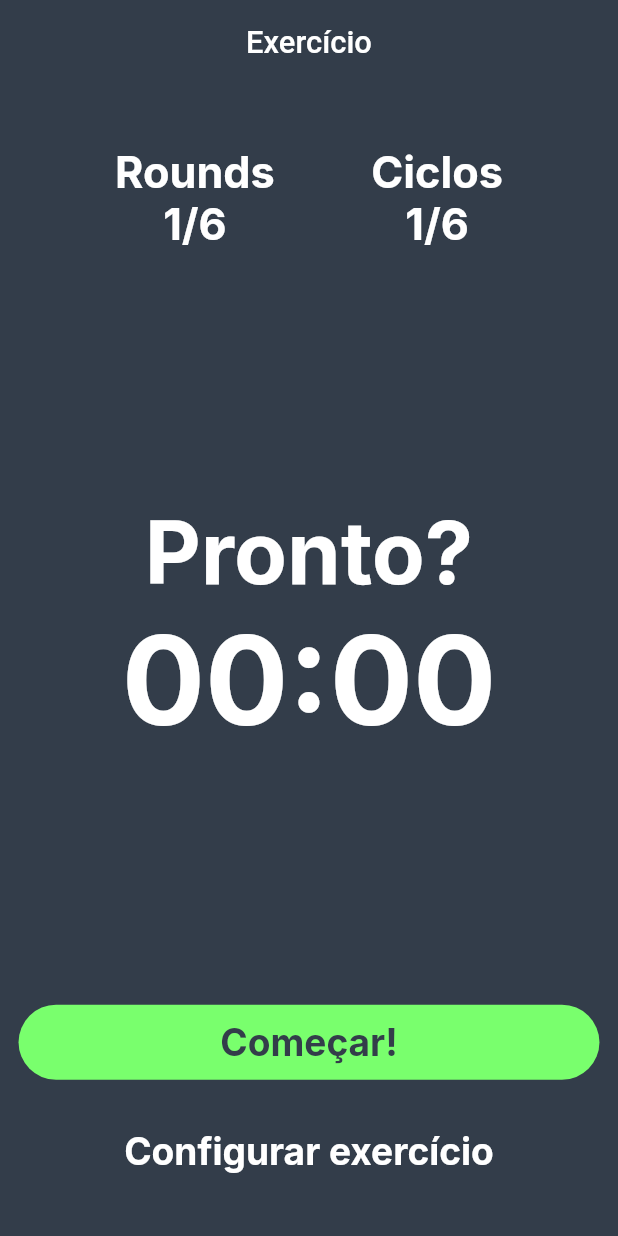
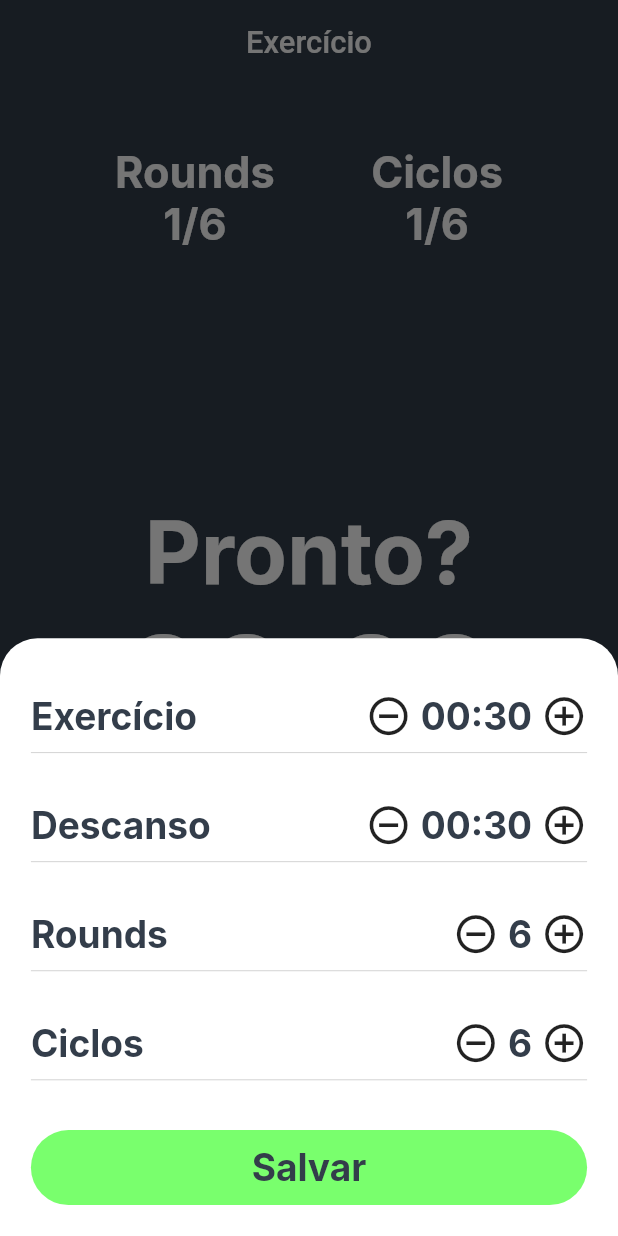
Before and after one commit to barreto0/meu_hiit, a Flutter app: the screen it shows after launch, after a tap on "Configurar exercício", on a phone screen of 412 x 824 dp. Run offline on Flutter 3.47's test engine with Material 2 defaults, Android fonts, the phone set to English and light mode, and no system bars; our stand-ins replace flutter_modular, google_fonts, mobx; generated files the repository leaves out were written again.

Commit message:
feat: bottom sheet de configuraçao de exercicio

```diff
--- /dev/null
+++ b/lib/app/modules/commom_widgets/meu_hiit_bottom_sheet.dart
@@ -0,0 +1,25 @@
+import 'package:flutter/material.dart';
+
+class MeuHiitBottomSheet {
+  Future getBottomSheet(
+      {required BuildContext context,
+      required Widget content,
+      bool hideHeader = false,
+      bool isDismissible = true}) async {
+    await showModalBottomSheet(
+      context: context,
+      isScrollControlled: true,
+      isDismissible: isDismissible,
+      shape: const RoundedRectangleBorder(
+        borderRadius: BorderRadius.only(
+          topLeft: Radius.circular(25.0),
+          topRight: Radius.circular(25.0),
+        ),
+      ),
+      backgroundColor: Colors.white,
+      builder: (BuildContext bc) {
+        return content;
+      },
+    );
+  }
+}
--- a/lib/app/modules/home/widgets/start_button.dart
+++ b/lib/app/modules/commom_widgets/meu_hiit_button.dart
@@ -1,12 +1,12 @@
 import 'package:flutter/material.dart';
 import 'package:meu_hiit/app/modules/extensions/hex_color.dart';
-import '../../helpers/text_style_helper.dart';
+import '../helpers/text_style_helper.dart';
 
-class StartButton extends StatefulWidget {
+class MeuHiitButton extends StatefulWidget {
   final double width;
   final Function() onPressed;
   final String label;
-  const StartButton({
+  const MeuHiitButton({
     Key? key,
     required this.width,
     required this.onPressed,
@@ -14,10 +14,10 @@ class StartButton extends StatefulWidget {
   }) : super(key: key);
 
   @override
-  State<StartButton> createState() => _StartButtonState();
+  State<MeuHiitButton> createState() => _MeuHiitButtonState();
 }
 
-class _StartButtonState extends State<StartButton> {
+class _MeuHiitButtonState extends State<MeuHiitButton> {
   @override
   Widget build(BuildContext context) {
     return SizedBox(
--- a/lib/app/modules/helpers/text_style_helper.dart
+++ b/lib/app/modules/helpers/text_style_helper.dart
@@ -16,6 +16,14 @@ class TextStyleHelper {
   static TextStyle configureExercise(BuildContext context) {
     return GoogleFonts.inter(
       color: Colors.white,
+      fontWeight: FontWeight.w700,
+      fontSize: ScreenHelper.screenHeightPercentage(context, 3),
+    );
+  }
+
+  static TextStyle configureExerciseItemText(BuildContext context) {
+    return GoogleFonts.inter(
+      color: ColorHelper.lightGray(),
       fontWeight: FontWeight.w700,
       fontSize: ScreenHelper.screenHeightPercentage(context, 3),
     );
--- a/lib/app/modules/home/home_page_view.dart
+++ b/lib/app/modules/home/home_page_view.dart
@@ -2,11 +2,10 @@ import 'package:flutter/material.dart';
 import 'package:meu_hiit/app/modules/commom_widgets/meu_hiit_appbar.dart';
 import 'package:meu_hiit/app/modules/helpers/color_helper.dart';
 import 'package:meu_hiit/app/modules/helpers/screen_helper.dart';
-import 'package:meu_hiit/app/modules/helpers/text_style_helper.dart';
-import 'package:meu_hiit/app/modules/home/widgets/configure_exercise.dart';
+import 'package:meu_hiit/app/modules/home/widgets/configure_exercise/configure_exercise.dart';
 import 'package:meu_hiit/app/modules/home/widgets/exercise_clock.dart';
 import 'package:meu_hiit/app/modules/home/widgets/round_cycle_counter.dart';
-import 'package:meu_hiit/app/modules/home/widgets/start_button.dart';
+import 'package:meu_hiit/app/modules/commom_widgets/meu_hiit_button.dart';
 import 'home_page_view_model.dart';
 
 class HomePageView extends HomePageViewModel {
@@ -36,7 +35,7 @@ class HomePageView extends HomePageViewModel {
             const ExerciseClock(),
             Column(
               children: [
-                StartButton(
+                MeuHiitButton(
                     width: ScreenHelper.screenWidth(context),
                     onPressed: () {},
                     label: 'Começar!'),
--- a/lib/app/modules/home/widgets/configure_exercise.dart
+++ /dev/null
@@ -1,17 +0,0 @@
-import 'package:flutter/material.dart';
-import 'package:meu_hiit/app/modules/helpers/text_style_helper.dart';
-
-class ConfigureExercise extends StatelessWidget {
-  const ConfigureExercise({Key? key}) : super(key: key);
-
-  @override
-  Widget build(BuildContext context) {
-    return GestureDetector(
-      onTap: () {},
-      child: Text(
-        'Configurar exercício',
-        style: TextStyleHelper.configureExercise(context),
-      ),
-    );
-  }
-}
--- /dev/null
+++ b/lib/app/modules/home/widgets/configure_exercise/configure_exercise.dart
@@ -0,0 +1,56 @@
+import 'package:flutter/material.dart';
+import 'package:meu_hiit/app/modules/commom_widgets/meu_hiit_bottom_sheet.dart';
+import 'package:meu_hiit/app/modules/commom_widgets/meu_hiit_button.dart';
+import 'package:meu_hiit/app/modules/helpers/screen_helper.dart';
+import 'package:meu_hiit/app/modules/helpers/text_style_helper.dart';
+import 'package:meu_hiit/app/modules/home/widgets/configure_exercise/configure_exercise_item.dart';
+
+class ConfigureExercise extends StatelessWidget {
+  const ConfigureExercise({Key? key}) : super(key: key);
+
+  @override
+  Widget build(BuildContext context) {
+    return GestureDetector(
+      onTap: () {
+        MeuHiitBottomSheet().getBottomSheet(
+          context: context,
+          content: Padding(
+            padding: EdgeInsets.all(
+              ScreenHelper.screenHeightPercentage(context, 2.5),
+            ),
+            child: Column(
+              mainAxisSize: MainAxisSize.min,
+              children: [
+                ConfigureExerciseItem(
+                    label: 'Exercício',
+                    count: '00:30',
+                    add: () {},
+                    subtract: () {}),
+                ConfigureExerciseItem(
+                    label: 'Descanso',
+                    count: '00:30',
+                    add: () {},
+                    subtract: () {}),
+                ConfigureExerciseItem(
+                    label: 'Rounds', count: '6', add: () {}, subtract: () {}),
+                ConfigureExerciseItem(
+                    label: 'Ciclos', count: '6', add: () {}, subtract: () {}),
+                SizedBox(
+                  height: ScreenHelper.screenHeightPercentage(context, 2),
+                ),
+                MeuHiitButton(
+                    width: ScreenHelper.screenWidth(context),
+                    onPressed: () {},
+                    label: 'Salvar')
+              ],
+            ),
+          ),
+        );
+      },
+      child: Text(
+        'Configurar exercício',
+        style: TextStyleHelper.configureExercise(context),
+      ),
+    );
+  }
+}
--- /dev/null
+++ b/lib/app/modules/home/widgets/configure_exercise/configure_exercise_item.dart
@@ -0,0 +1,78 @@
+import 'package:flutter/material.dart';
+import 'package:meu_hiit/app/modules/helpers/color_helper.dart';
+
+import '../../../helpers/screen_helper.dart';
+import '../../../helpers/text_style_helper.dart';
+
+class ConfigureExerciseItem extends StatelessWidget {
+  final String label;
+  final String count;
+  final Function() add;
+  final Function() subtract;
+  const ConfigureExerciseItem(
+      {Key? key,
+      required this.label,
+      required this.add,
+      required this.subtract,
+      required this.count})
+      : super(key: key);
+
+  @override
+  Widget build(BuildContext context) {
+    return Padding(
+      padding: EdgeInsets.symmetric(
+        vertical: ScreenHelper.screenHeightPercentage(context, 2),
+      ),
+      child: Column(
+        children: [
+          Row(
+            mainAxisAlignment: MainAxisAlignment.spaceBetween,
+            children: [
+              Text(
+                label,
+                style: TextStyleHelper.configureExerciseItemText(context),
+              ),
+              Row(
+                children: [
+                  GestureDetector(
+                    onTap: subtract,
+                    child: Icon(
+                      Icons.remove_circle_outline,
+                      size: ScreenHelper.screenHeightPercentage(context, 3.7),
+                    ),
+                  ),
+                  SizedBox(
+                    width: ScreenHelper.screenWidthPercentage(context, 1.5),
+                  ),
+                  Text(
+                    count,
+                    style: TextStyleHelper.configureExerciseItemText(context),
+                  ),
+                  SizedBox(
+                    width: ScreenHelper.screenWidthPercentage(context, 1.5),
+                  ),
+                  GestureDetector(
+                    onTap: add,
+                    child: Icon(
+                      Icons.add_circle_outline,
+                      size: ScreenHelper.screenHeightPercentage(context, 3.7),
+                    ),
+                  ),
+                ],
+              )
+            ],
+          ),
+          SizedBox(
+            height: ScreenHelper.screenHeightPercentage(context, 1),
+          ),
+          const Divider(
+            height: 1,
+            thickness: 0.3,
+            endIndent: 0,
+            color: Colors.grey,
+          ),
+        ],
+      ),
+    );
+  }
+}
```
